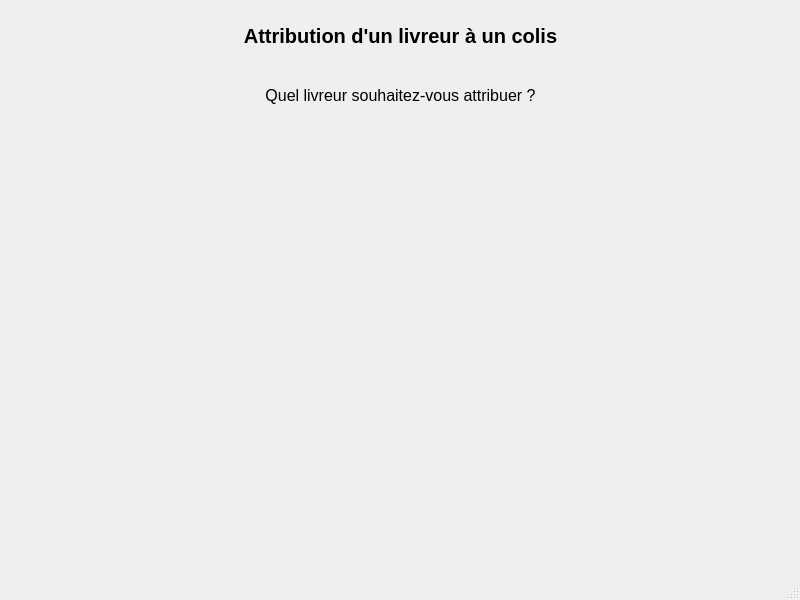
First picture: the form in Locker/attribuercommandelivreur.ui, repository maxjbs93/Locker, before the edit.
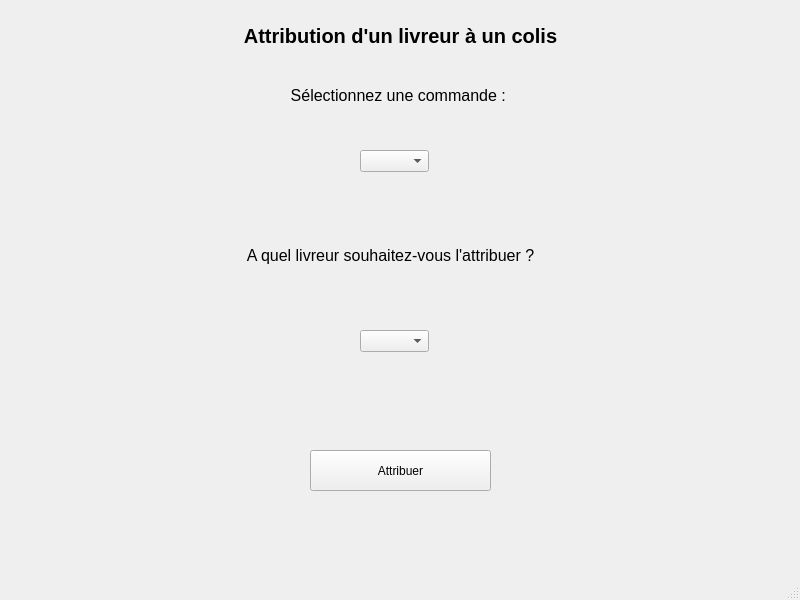
Second picture: the form after the edit.

The edit to the form file:
```diff
--- a/Locker/attribuercommandelivreur.ui
+++ b/Locker/attribuercommandelivreur.ui
@@ -52,12 +52,67 @@
      </font>
     </property>
     <property name="text">
-     <string>Quel livreur souhaitez-vous attribuer ?</string>
+     <string>Sélectionnez une commande : </string>
     </property>
     <property name="alignment">
      <set>Qt::AlignmentFlag::AlignCenter</set>
     </property>
    </widget>
+   <widget class="QComboBox" name="comboBoxCommandes">
+    <property name="geometry">
+     <rect>
+      <x>360</x>
+      <y>150</y>
+      <width>69</width>
+      <height>22</height>
+     </rect>
+    </property>
+   </widget>
+   <widget class="QComboBox" name="comboBoxLivreurs">
+    <property name="geometry">
+     <rect>
+      <x>360</x>
+      <y>330</y>
+      <width>69</width>
+      <height>22</height>
+     </rect>
+    </property>
+   </widget>
+   <widget class="QLabel" name="label_3">
+    <property name="geometry">
+     <rect>
+      <x>0</x>
+      <y>230</y>
+      <width>781</width>
+      <height>51</height>
+     </rect>
+    </property>
+    <property name="font">
+     <font>
+      <pointsize>12</pointsize>
+      <bold>false</bold>
+     </font>
+    </property>
+    <property name="text">
+     <string>A quel livreur souhaitez-vous l'attribuer ?</string>
+    </property>
+    <property name="alignment">
+     <set>Qt::AlignmentFlag::AlignCenter</set>
+    </property>
+   </widget>
+   <widget class="QPushButton" name="pushButton_attribuer">
+    <property name="geometry">
+     <rect>
+      <x>310</x>
+      <y>450</y>
+      <width>181</width>
+      <height>41</height>
+     </rect>
+    </property>
+    <property name="text">
+     <string>Attribuer</string>
+    </property>
+   </widget>
   </widget>
   <widget class="QMenuBar" name="menubar">
    <property name="geometry">
```
